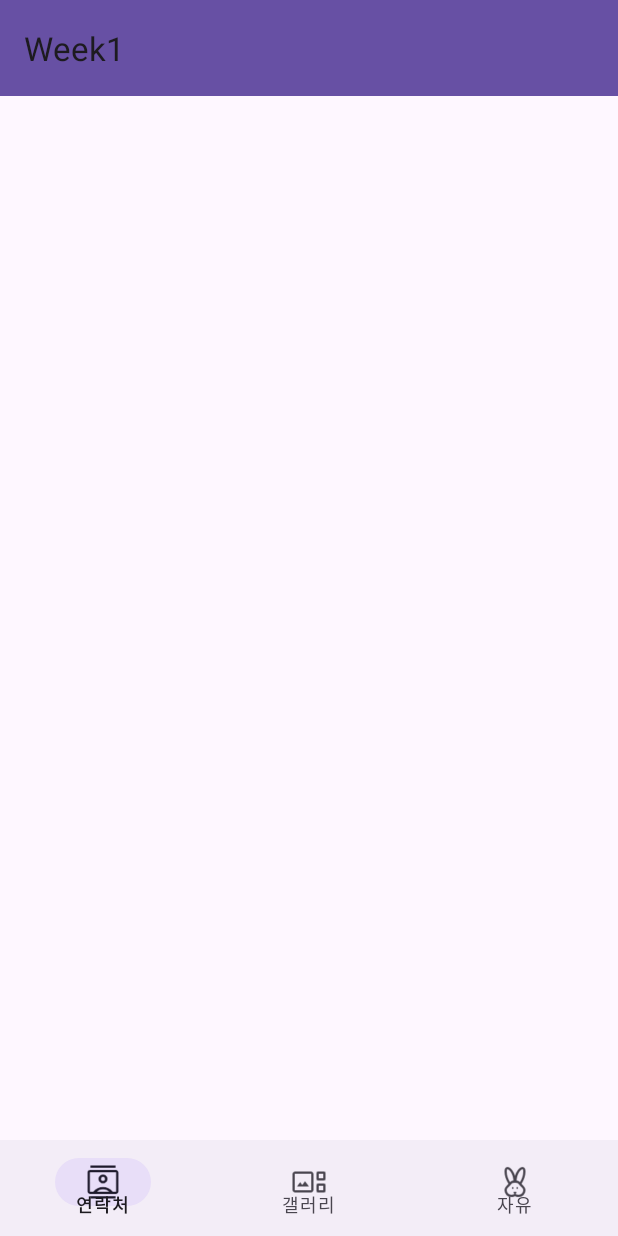
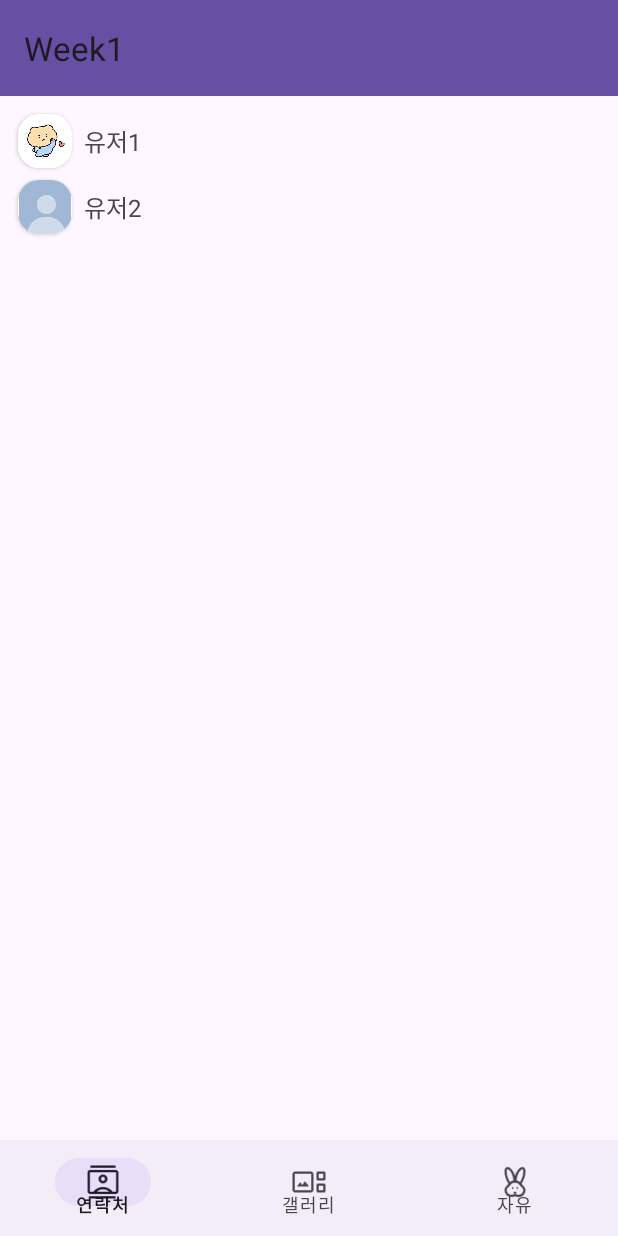
Before and after one commit to coitloz88/3-gu-multi-tab, an Android app: the screen it shows after launch (MainActivity), on a phone screen of 412 x 824 dp. Run offline under Robolectric (Android 15) with nearby library versions, the phone set to English and light mode, and no system bars.

Commit message:
bind data to recyclerview in contact fragment

```diff
--- a/app/src/main/java/com/example/week1/ContactFragment.kt
+++ b/app/src/main/java/com/example/week1/ContactFragment.kt
@@ -5,6 +5,10 @@ import androidx.fragment.app.Fragment
 import android.view.LayoutInflater
 import android.view.View
 import android.view.ViewGroup
+import androidx.recyclerview.widget.LinearLayoutManager
+import com.example.week1.adapter.ContactsAdapter
+import com.example.week1.data.Contact
+import com.example.week1.databinding.FragmentContactBinding
 
 // TODO: Rename parameter arguments, choose names that match
 // the fragment initialization parameters, e.g. ARG_ITEM_NUMBER
@@ -21,6 +25,8 @@ class ContactFragment : Fragment() {
     private var param1: String? = null
     private var param2: String? = null
 
+    private var _binding: FragmentContactBinding? = null
+    private val binding get() = _binding!!
     override fun onCreate(savedInstanceState: Bundle?) {
         super.onCreate(savedInstanceState)
         arguments?.let {
@@ -32,9 +38,23 @@ class ContactFragment : Fragment() {
     override fun onCreateView(
         inflater: LayoutInflater, container: ViewGroup?,
         savedInstanceState: Bundle?
-    ): View? {
+    ): View {
         // Inflate the layout for this fragment
-        return inflater.inflate(R.layout.fragment_contact, container, false)
+        _binding = FragmentContactBinding.inflate(inflater, container, false)
+        val view = binding.root
+
+        val contactList = ArrayList<Contact>()
+        contactList.add(Contact(1, "유저1", R.drawable.image_contact_manggom))
+        contactList.add(Contact(2, "유저2", null))
+
+        binding.rvContacts.layoutManager = LinearLayoutManager(activity)
+        binding.rvContacts.adapter = ContactsAdapter(contactList)
+        return view
+    }
+
+    override fun onDestroyView() {
+        super.onDestroyView()
+        _binding = null
     }
 
     companion object {
--- a/app/src/main/res/layout/contact_item.xml
+++ b/app/src/main/res/layout/contact_item.xml
@@ -7,8 +7,10 @@
 
     <LinearLayout
         android:layout_width="match_parent"
-        android:layout_height="36dp"
+        android:layout_height="44dp"
+        android:clipToPadding="false"
         android:orientation="horizontal"
+        android:padding="4dp"
         app:layout_constraintBottom_toBottomOf="parent"
         app:layout_constraintEnd_toEndOf="parent"
         app:layout_constraintStart_toStartOf="parent"
@@ -17,24 +19,27 @@
         <androidx.cardview.widget.CardView
             android:layout_width="wrap_content"
             android:layout_height="wrap_content"
-            app:cardCornerRadius="16dp">
+            android:clipToPadding="false"
+            app:cardCornerRadius="14dp"
+            app:cardUseCompatPadding="false">
 
             <ImageView
                 android:id="@+id/contact_image"
                 android:layout_width="36dp"
                 android:layout_height="wrap_content"
                 android:layout_gravity="center"
+                android:cropToPadding="false"
                 tools:srcCompat="@tools:sample/avatars" />
         </androidx.cardview.widget.CardView>
 
         <TextView
             android:id="@+id/contact_name"
-            android:layout_width="match_parent"
+            android:layout_width="0dp"
             android:layout_height="wrap_content"
+            android:layout_gravity="center"
+            android:layout_marginStart="8dp"
             android:layout_weight="1"
-            android:textSize="16sp"
-            android:layout_gravity="center"
             android:text="Gildong Hong"
-            android:layout_marginStart="8dp"/>
+            android:textSize="16sp" />
     </LinearLayout>
 </androidx.constraintlayout.widget.ConstraintLayout>
--- a/app/src/main/res/layout/fragment_contact.xml
+++ b/app/src/main/res/layout/fragment_contact.xml
@@ -6,6 +6,9 @@
     tools:context=".ContactFragment">
 
     <androidx.recyclerview.widget.RecyclerView
+        android:id="@+id/rv_contacts"
         android:layout_width="match_parent"
-        android:layout_height="match_parent" />
+        android:layout_height="match_parent"
+        android:clipToPadding="false"
+        android:padding="8dp" />
 </FrameLayout>
```
Also changed, not shown: app/src/main/res/drawable/image_contact_default.jpeg (added), app/src/main/res/drawable/image_contact_manggom.jpeg (added).
